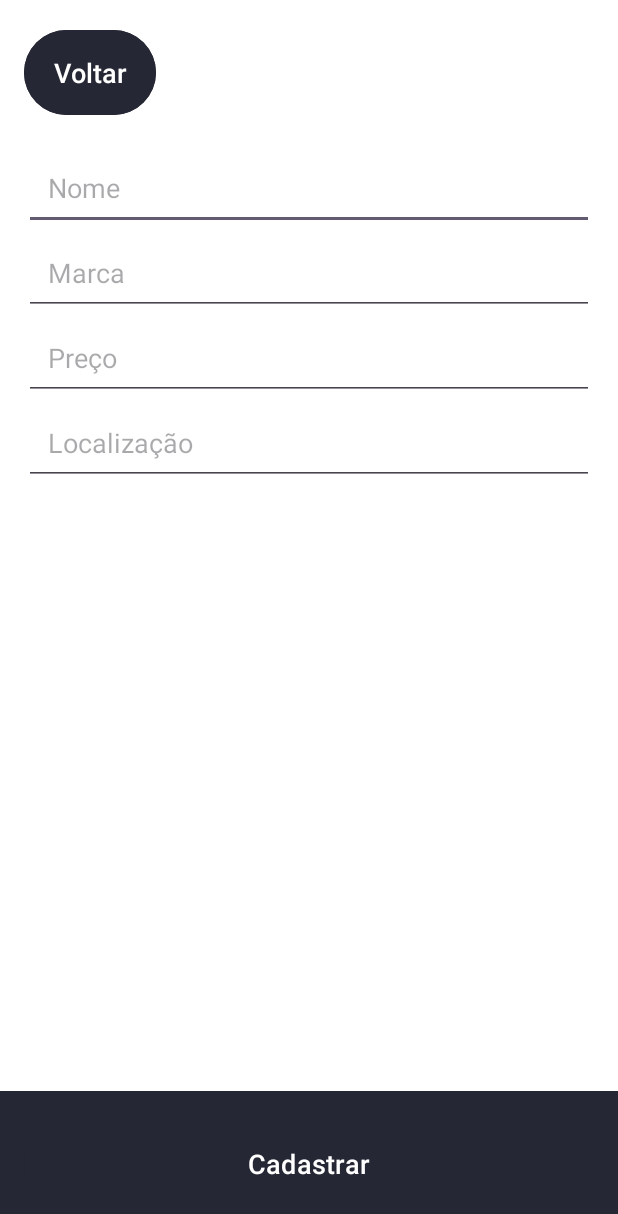
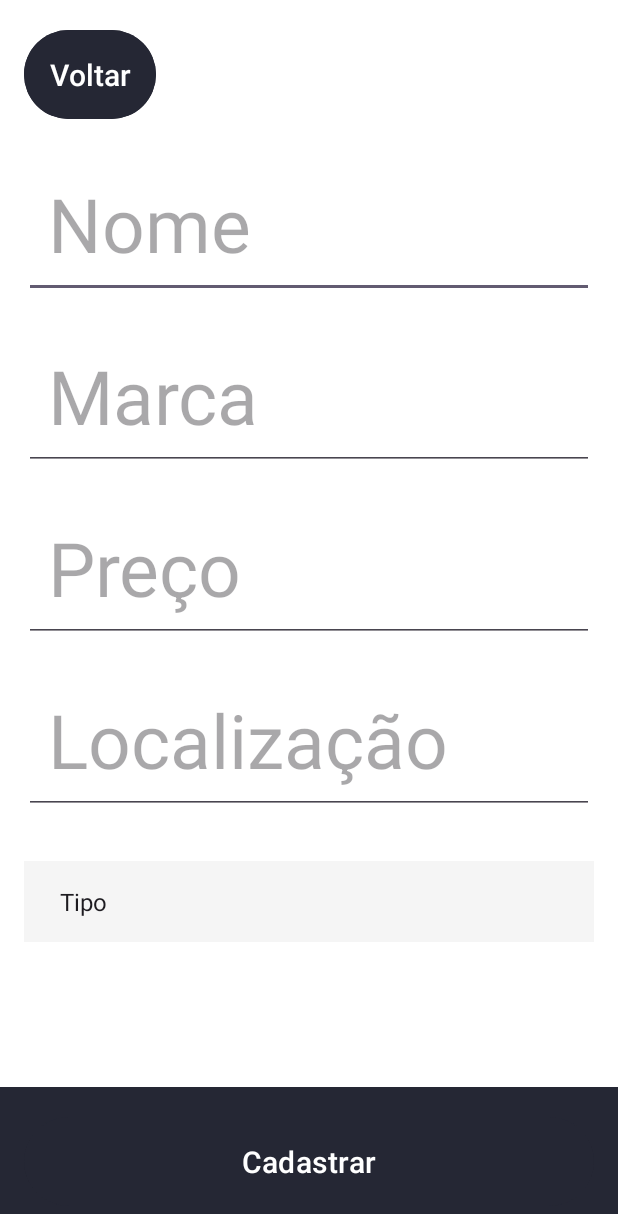
Before and after one commit to thmsVDC/supermercado_app, an Android app: the FormActivity screen opened directly, with no data from a screen before it, on a phone screen of 412 x 824 dp. Shown: the top 1214 px of the screen. Run offline under Robolectric (Android 15) with nearby library versions, the phone set to English and light mode, and no system bars.

Commit message:
muitas coisas viu

```diff
--- a/app/src/main/java/com/example/crud_operations/FormActivity.java
+++ b/app/src/main/java/com/example/crud_operations/FormActivity.java
@@ -3,8 +3,11 @@ package com.example.crud_operations;
 import android.content.Intent;
 import android.os.Bundle;
 import android.view.View;
+import android.widget.AdapterView;
+import android.widget.ArrayAdapter;
 import android.widget.Button;
 import android.widget.EditText;
+import android.widget.Spinner;
 import android.widget.Toast;
 
 import androidx.activity.EdgeToEdge;
@@ -16,11 +19,17 @@ import androidx.core.view.WindowInsetsCompat;
 import com.example.crud_operations.BDHelper.ProdutosBD;
 import com.example.crud_operations.model.Produtos;
 
+import java.util.ArrayList;
+import java.util.Arrays;
+
 public class FormActivity extends AppCompatActivity {
+
     EditText editText_nome, editText_marca, editText_preco, editText_localizacao;
+    Spinner spinner_tipo;
     Button btn_polimorfismo;
     Produtos editarProduto, produto;
     ProdutosBD bdHelper;
+    String tipoSelecionado;
 
     @Override
     protected void onCreate(Bundle savedInstanceState) {
@@ -53,8 +62,49 @@ public class FormActivity extends AppCompatActivity {
         editText_marca = findViewById(R.id.editText_marca);
         editText_preco = findViewById(R.id.editText_preco);
         editText_localizacao = findViewById(R.id.editText_localizacao);
+        spinner_tipo = findViewById(R.id.spinner_tipo);
 
         btn_polimorfismo = findViewById(R.id.btn_polimorfismo);
+
+        // Lista de tipos
+        final ArrayList<String> tipos = new ArrayList<>(Arrays.asList(
+                "Tipo",
+                "Açougue",
+                "Bebidas alcoólicas",
+                "Casa",
+                "Frios",
+                "Frutas",
+                "Higiene pessoal",
+                "Laticínios",
+                "Horti Fruti",
+                "Não perecíveis",
+                "Origem animal",
+                "Padaria",
+                "Produtos de limpeza",
+                "Produtos para pets",
+                "Refrigerantes",
+                "Saúde",
+                "Outros"
+        ));
+// Substitua pelos tipos reais
+
+        // Configura o adapter do Spinner
+        ArrayAdapter<String> adapter = new ArrayAdapter<>(this, android.R.layout.simple_spinner_item, tipos);
+        adapter.setDropDownViewResource(android.R.layout.simple_spinner_dropdown_item);
+        spinner_tipo.setAdapter(adapter);
+
+        // Define o tipo selecionado no Spinner
+        spinner_tipo.setOnItemSelectedListener(new AdapterView.OnItemSelectedListener() {
+            @Override
+            public void onItemSelected(AdapterView<?> parent, View view, int position, long id) {
+                tipoSelecionado = tipos.get(position);
+            }
+
+            @Override
+            public void onNothingSelected(AdapterView<?> parent) {
+                tipoSelecionado = null;
+            }
+        });
 
         if (editarProduto != null) {
             btn_polimorfismo.setText("Modificar");
@@ -63,6 +113,10 @@ public class FormActivity extends AppCompatActivity {
             editText_marca.setText(editarProduto.getMarca());
             editText_preco.setText(String.valueOf(editarProduto.getPreco()));
             editText_localizacao.setText(editarProduto.getLocalizacao());
+
+            // Seleciona o tipo no Spinner
+            int spinnerPosition = adapter.getPosition(editarProduto.getTipo());
+            spinner_tipo.setSelection(spinnerPosition);
         } else {
             btn_polimorfismo.setText("Cadastrar");
         }
@@ -79,25 +133,22 @@ public class FormActivity extends AppCompatActivity {
             }
             produto.setPreco(preco);
             produto.setLocalizacao(editText_localizacao.getText().toString());
+            produto.setTipo(tipoSelecionado); // Define o tipo selecionado
 
             if (btn_polimorfismo.getText().toString().equals("Cadastrar")) {
                 boolean success = bdHelper.salvarProduto(produto);
                 if (success) {
-                    // Exibe a mensagem de sucesso e limpa os campos
                     Toast.makeText(FormActivity.this, "Produto cadastrado com sucesso!", Toast.LENGTH_SHORT).show();
                     clearFields();
                 } else {
-                    // Exibe a mensagem de falha, se necessário
                     Toast.makeText(FormActivity.this, "Falha ao cadastrar o produto.", Toast.LENGTH_SHORT).show();
                 }
             } else {
-                produto.setId(editarProduto.getId()); // Assumindo que o ID deve ser atualizado
+                produto.setId(editarProduto.getId());
                 boolean success = bdHelper.alterarProduto(produto);
                 if (success) {
-                    // Exibe a mensagem de sucesso
                     Toast.makeText(FormActivity.this, "Produto modificado com sucesso!", Toast.LENGTH_SHORT).show();
                 } else {
-                    // Exibe a mensagem de falha, se necessário
                     Toast.makeText(FormActivity.this, "Falha ao modificar o produto.", Toast.LENGTH_SHORT).show();
                 }
             }
@@ -109,6 +160,7 @@ public class FormActivity extends AppCompatActivity {
         editText_marca.setText("");
         editText_preco.setText("");
         editText_localizacao.setText("");
+        spinner_tipo.setSelection(0); // Reseta o Spinner para o primeiro item
     }
 
     @Override
--- a/app/src/main/res/layout/activity_admin_login.xml
+++ b/app/src/main/res/layout/activity_admin_login.xml
@@ -25,9 +25,9 @@
         android:hint="Nome de usuário"
         android:inputType="text"
         android:layout_below="@id/button_back"
-        android:layout_marginBottom="8dp"
+        android:layout_marginBottom="15dp"
         android:padding="16dp"
-        android:textSize="18sp"/>
+        android:textSize="50sp"/>
 
     <EditText
         android:id="@+id/editText_password"
@@ -39,7 +39,7 @@
         android:layout_below="@id/editText_username"
         android:layout_marginBottom="16dp"
         android:padding="16dp"
-        android:textSize="18sp"/>
+        android:textSize="50sp"/>
 
     <LinearLayout
         android:layout_width="match_parent"
--- a/app/src/main/res/layout/activity_form.xml
+++ b/app/src/main/res/layout/activity_form.xml
@@ -18,7 +18,7 @@
         android:backgroundTint="@color/primary"
         android:textColor="@android:color/white"
         android:padding="16dp"
-        android:textSize="18sp"
+        android:textSize="20sp"
         app:layout_constraintTop_toTopOf="parent"
         app:layout_constraintStart_toStartOf="parent" />
 
@@ -39,7 +39,9 @@
             android:layout_height="wrap_content"
             android:hint="Nome"
             android:inputType="text"
-            android:padding="16dp"/>
+            android:padding="16dp"
+            android:textSize="50sp"
+            android:layout_marginBottom="15dp"/>
 
         <EditText
             android:id="@+id/editText_marca"
@@ -47,7 +49,9 @@
             android:layout_height="wrap_content"
             android:hint="Marca"
             android:inputType="text"
-            android:padding="16dp"/>
+            android:padding="16dp"
+            android:textSize="50sp"
+            android:layout_marginBottom="15dp"/>
 
         <EditText
             android:id="@+id/editText_preco"
@@ -55,7 +59,9 @@
             android:layout_height="wrap_content"
             android:hint="Preço"
             android:inputType="numberDecimal"
-            android:padding="16dp"/>
+            android:padding="16dp"
+            android:textSize="50sp"
+            android:layout_marginBottom="15dp"/>
 
         <EditText
             android:id="@+id/editText_localizacao"
@@ -63,7 +69,20 @@
             android:layout_height="wrap_content"
             android:hint="Localização"
             android:inputType="text"
-            android:padding="16dp"/>
+            android:padding="16dp"
+            android:textSize="50sp"
+            android:layout_marginBottom="15dp"/>
+
+        <!-- Spinner para Seleção de Tipo -->
+        <Spinner
+            android:id="@+id/spinner_tipo"
+            android:layout_width="match_parent"
+            android:layout_height="wrap_content"
+            android:padding="16dp"
+            android:spinnerMode="dropdown"
+            android:layout_marginTop="16dp"
+            android:background="@color/gray"
+            android:textSize="20sp"/>
     </LinearLayout>
 
     <!-- Barra inferior com o botão "Cadastrar" -->
@@ -86,7 +105,7 @@
             android:textColor="@android:color/white"
             android:backgroundTint="@color/primary"
             android:padding="16dp"
-            android:textSize="18sp"
+            android:textSize="20sp"
             android:gravity="center"/>
     </LinearLayout>
 
--- a/app/src/main/res/layout/activity_list.xml
+++ b/app/src/main/res/layout/activity_list.xml
@@ -40,7 +40,8 @@
                 android:hint="@string/buscar_por_nome"
                 android:importantForAutofill="no"
                 android:inputType="text"
-                android:padding="10dp" />
+                android:padding="10dp"
+                android:textSize="30dp"/>
 
 
             <Button
```
Also changed, not shown: app/src/main/java/com/example/crud_operations/BDHelper/ProdutosBD.java (+142 -17 lines), app/src/main/java/com/example/crud_operations/ListActivity.java (+32 -24 lines), app/src/main/java/com/example/crud_operations/MyListActivity.java (+20 -12 lines), app/src/main/java/com/example/crud_operations/model/Produtos.java (+9 -0 lines), app/src/main/res/drawable/icon_done.xml (added, +9 -0 lines).
